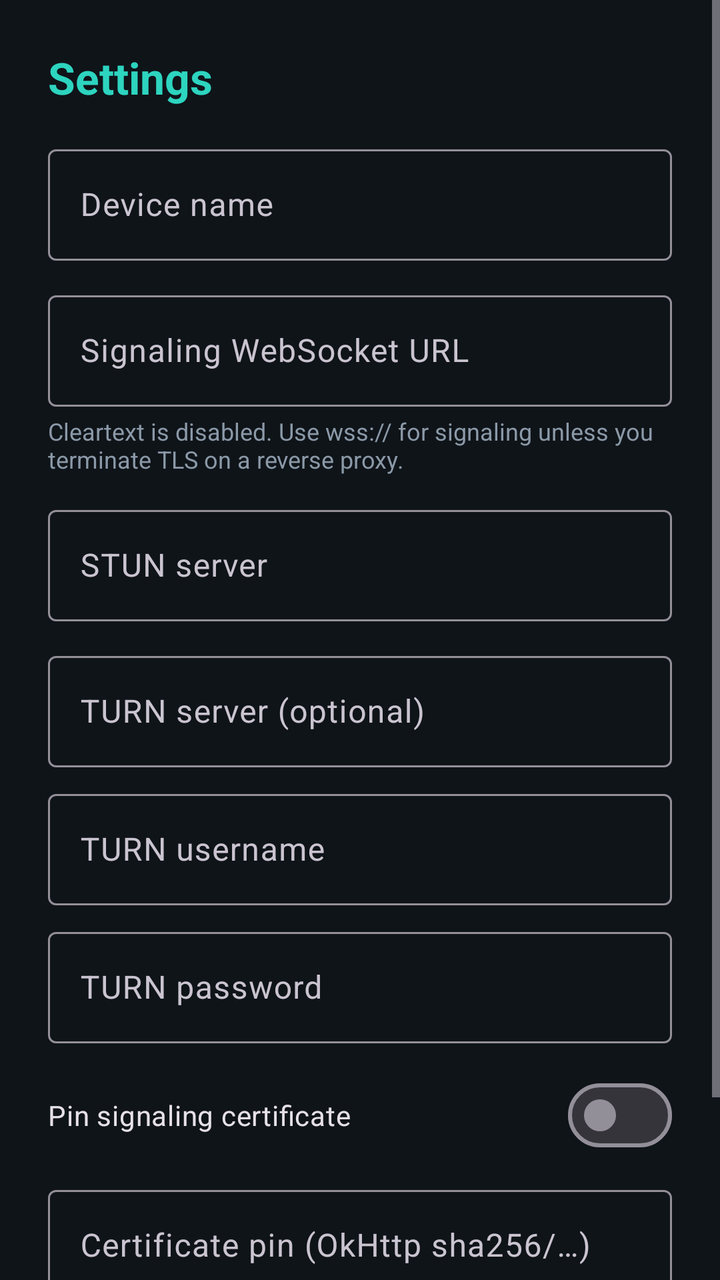
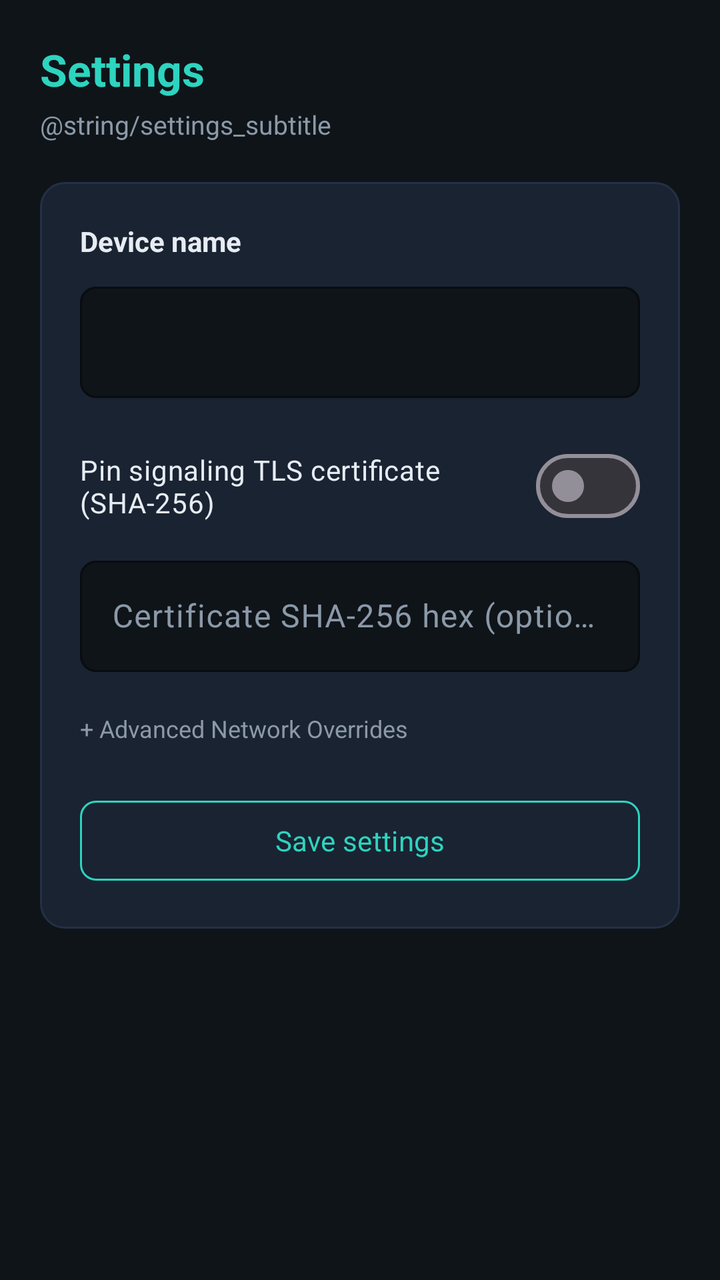

Before-and-after screenshots of an Android layout around one commit, followed by the original layout XML and the change that was made.
<!-- AndroidManifest.xml: application theme Theme.Darpan -->
<!-- res/layout/activity_settings.xml -->
<?xml version="1.0" encoding="utf-8"?>
<ScrollView xmlns:android="http://schemas.android.com/apk/res/android"
    xmlns:app="http://schemas.android.com/apk/res-auto"
    android:layout_width="match_parent"
    android:layout_height="match_parent"
    android:background="@color/darpan_bg"
    android:fillViewport="true">

    <LinearLayout
        android:layout_width="match_parent"
        android:layout_height="wrap_content"
        android:orientation="vertical"
        android:padding="24dp">

        <TextView
            android:layout_width="wrap_content"
            android:layout_height="wrap_content"
            android:text="@string/settings"
            android:textColor="@color/darpan_accent"
            android:textSize="22sp"
            android:textStyle="bold" />

        <com.google.android.material.textfield.TextInputLayout
            android:layout_width="match_parent"
            android:layout_height="wrap_content"
            android:layout_marginTop="16dp"
            android:hint="@string/device_name">

            <com.google.android.material.textfield.TextInputEditText
                android:id="@+id/inputDeviceName"
                android:layout_width="match_parent"
                android:layout_height="wrap_content"
                android:inputType="textPersonName" />
        </com.google.android.material.textfield.TextInputLayout>

        <com.google.android.material.textfield.TextInputLayout
            android:layout_width="match_parent"
            android:layout_height="wrap_content"
            android:layout_marginTop="12dp"
            android:hint="@string/signaling_url">

            <com.google.android.material.textfield.TextInputEditText
                android:id="@+id/inputSignalingUrl"
                android:layout_width="match_parent"
                android:layout_height="wrap_content"
                android:inputType="textUri" />
        </com.google.android.material.textfield.TextInputLayout>

        <TextView
            android:layout_width="match_parent"
            android:layout_height="wrap_content"
            android:layout_marginTop="4dp"
            android:text="@string/signaling_cleartext_hint"
            android:textColor="@color/darpan_muted"
            android:textSize="12sp" />

        <com.google.android.material.textfield.TextInputLayout
            android:layout_width="match_parent"
            android:layout_height="wrap_content"
            android:layout_marginTop="12dp"
            android:hint="@string/stun_server">

            <com.google.android.material.textfield.TextInputEditText
                android:id="@+id/inputStun"
                android:layout_width="match_parent"
                android:layout_height="wrap_content"
                android:inputType="textUri" />
        </com.google.android.material.textfield.TextInputLayout>

        <com.google.android.material.textfield.TextInputLayout
            android:layout_width="match_parent"
            android:layout_height="wrap_content"
            android:layout_marginTop="12dp"
            android:hint="@string/turn_server">

            <com.google.android.material.textfield.TextInputEditText
                android:id="@+id/inputTurn"
                android:layout_width="match_parent"
                android:layout_height="wrap_content"
                android:inputType="textUri" />
        </com.google.android.material.textfield.TextInputLayout>

        <com.google.android.material.textfield.TextInputLayout
            android:layout_width="match_parent"
            android:layout_height="wrap_content"
            android:layout_marginTop="8dp"
            android:hint="@string/turn_username">

            <com.google.android.material.textfield.TextInputEditText
                android:id="@+id/inputTurnUser"
                android:layout_width="match_parent"
                android:layout_height="wrap_content"
                android:inputType="text" />
        </com.google.android.material.textfield.TextInputLayout>

        <com.google.android.material.textfield.TextInputLayout
            android:layout_width="match_parent"
            android:layout_height="wrap_content"
            android:layout_marginTop="8dp"
            android:hint="@string/turn_password">

            <com.google.android.material.textfield.TextInputEditText
                android:id="@+id/inputTurnPass"
                android:layout_width="match_parent"
                android:layout_height="wrap_content"
                android:inputType="textPassword" />
        </com.google.android.material.textfield.TextInputLayout>

        <com.google.android.material.materialswitch.MaterialSwitch
            android:id="@+id/switchPin"
            android:layout_width="match_parent"
            android:layout_height="wrap_content"
            android:layout_marginTop="12dp"
            android:text="@string/signaling_pin_enable" />

        <com.google.android.material.textfield.TextInputLayout
            android:layout_width="match_parent"
            android:layout_height="wrap_content"
            android:layout_marginTop="8dp"
            android:hint="@string/signaling_pin_sha">

            <com.google.android.material.textfield.TextInputEditText
                android:id="@+id/inputPinSha"
                android:layout_width="match_parent"
                android:layout_height="wrap_content"
                android:inputType="text" />
        </com.google.android.material.textfield.TextInputLayout>

        <com.google.android.material.button.MaterialButton
            android:id="@+id/btnSave"
            android:layout_width="match_parent"
            android:layout_height="wrap_content"
            android:layout_marginTop="24dp"
            android:text="@string/save" />
    </LinearLayout>
</ScrollView>
<!-- resources referenced by this layout -->
<resources>
  <color name="darpan_accent">#2DD4BF</color>
  <color name="darpan_bg">#0F1419</color>
  <color name="darpan_muted">#8B99A8</color>
  <string name="device_name">Device name</string>
  <string name="save">Save</string>
  <string name="settings">Settings</string>
  <string name="signaling_cleartext_hint">Cleartext is disabled. Use wss:// for signaling unless you terminate TLS on a reverse proxy.</string>
  <string name="signaling_pin_enable">Pin signaling certificate</string>
  <string name="signaling_pin_sha">Certificate pin (OkHttp sha256/…)</string>
  <string name="signaling_url">Signaling WebSocket URL</string>
  <string name="stun_server">STUN server</string>
  <string name="turn_password">TURN password</string>
  <string name="turn_server">TURN server (optional)</string>
  <string name="turn_username">TURN username</string>
  <style name="Theme.Darpan" parent="Theme.Material3.Dark.NoActionBar">
          <item name="colorPrimary">@color/darpan_accent</item>
          <item name="colorOnPrimary">@color/darpan_bg</item>
          <item name="android:colorBackground">@color/darpan_bg</item>
          <item name="colorSurface">@color/darpan_surface</item>
          <item name="android:statusBarColor">@color/darpan_bg</item>
          <item name="android:navigationBarColor">@color/darpan_bg</item>
          <item name="android:windowLightStatusBar" tools:targetApi="m">false</item>
      </style>
  <color name="darpan_surface">#1A2332</color>
</resources>

<!-- the commit's change to res/layout/activity_settings.xml (unified diff, before → after) -->
@@ -10,7 +10,7 @@
         android:layout_width="match_parent"
         android:layout_height="wrap_content"
         android:orientation="vertical"
-        android:padding="24dp">
+        android:padding="20dp">
 
         <TextView
             android:layout_width="wrap_content"
@@ -20,117 +20,169 @@
             android:textSize="22sp"
             android:textStyle="bold" />
 
-        <com.google.android.material.textfield.TextInputLayout
+        <TextView
+            android:layout_width="wrap_content"
+            android:layout_height="wrap_content"
+            android:layout_marginTop="4dp"
+            android:text="@string/settings_subtitle"
+            android:textColor="@color/darpan_muted"
+            android:textSize="13sp" />
+
+        <LinearLayout
             android:layout_width="match_parent"
             android:layout_height="wrap_content"
-            android:layout_marginTop="16dp"
-            android:hint="@string/device_name">
+            android:layout_marginTop="20dp"
+            android:background="@drawable/bg_content_card"
+            android:orientation="vertical"
+            android:padding="20dp">
 
-            <com.google.android.material.textfield.TextInputEditText
-                android:id="@+id/inputDeviceName"
+            <TextView
+                android:layout_width="wrap_content"
+                android:layout_height="wrap_content"
+                android:text="@string/device_name"
+                android:textColor="@color/darpan_text"
+                android:textSize="14sp"
+                android:textStyle="bold" />
+
+            <com.google.android.material.textfield.TextInputLayout
+                style="@style/Widget.Darpan.TextInputLayout"
                 android:layout_width="match_parent"
                 android:layout_height="wrap_content"
-                android:inputType="textPersonName" />
-        </com.google.android.material.textfield.TextInputLayout>
+                android:layout_marginTop="8dp">
 
-        <com.google.android.material.textfield.TextInputLayout
-            android:layout_width="match_parent"
-            android:layout_height="wrap_content"
-            android:layout_marginTop="12dp"
-            android:hint="@string/signaling_url">
+                <com.google.android.material.textfield.TextInputEditText
+                    android:id="@+id/inputDeviceName"
+                    android:layout_width="match_parent"
+                    android:layout_height="wrap_content"
+                    android:inputType="textPersonName"
+                    android:textColor="@color/darpan_text" />
+            </com.google.android.material.textfield.TextInputLayout>
 
-            <com.google.android.material.textfield.TextInputEditText
-                android:id="@+id/inputSignalingUrl"
+            <com.google.android.material.materialswitch.MaterialSwitch
+                android:id="@+id/switchPin"
                 android:layout_width="match_parent"
                 android:layout_height="wrap_content"
-                android:inputType="textUri" />
-        </com.google.android.material.textfield.TextInputLayout>
+                android:layout_marginTop="20dp"
+                android:text="@string/signaling_pin_enable"
+                android:textColor="@color/darpan_text" />
 
-        <TextView
-            android:layout_width="match_parent"
-            android:layout_height="wrap_content"
-            android:layout_marginTop="4dp"
-            android:text="@string/signaling_cleartext_hint"
-            android:textColor="@color/darpan_muted"
-            android:textSize="12sp" />
-
-        <com.google.android.material.textfield.TextInputLayout
-            android:layout_width="match_parent"
-            android:layout_height="wrap_content"
-            android:layout_marginTop="12dp"
-            android:hint="@string/stun_server">
-
-            <com.google.android.material.textfield.TextInputEditText
-                android:id="@+id/inputStun"
+            <com.google.android.material.textfield.TextInputLayout
+                android:id="@+id/layoutPinSha"
+                style="@style/Widget.Darpan.TextInputLayout"
                 android:layout_width="match_parent"
                 android:layout_height="wrap_content"
-                android:inputType="textUri" />
-        </com.google.android.material.textfield.TextInputLayout>
+                android:layout_marginTop="8dp"
+                android:hint="@string/signaling_pin_sha">
 
-        <com.google.android.material.textfield.TextInputLayout
-            android:layout_width="match_parent"
-            android:layout_height="wrap_content"
-            android:layout_marginTop="12dp"
-            android:hint="@string/turn_server">
+                <com.google.android.material.textfield.TextInputEditText
+                    android:id="@+id/inputPinSha"
+                    android:layout_width="match_parent"
+                    android:layout_height="wrap_content"
+                    android:inputType="text"
+                    android:textColor="@color/darpan_text" />
+            </com.google.android.material.textfield.TextInputLayout>
 
-            <com.google.android.material.textfield.TextInputEditText
-                android:id="@+id/inputTurn"
+            
+            <TextView
+                android:id="@+id/textAdvancedToggle"
+                android:layout_width="wrap_content"
+                android:layout_height="wrap_content"
+                android:layout_marginTop="20dp"
+                android:text="+ Advanced Network Overrides"
+                android:textColor="@color/darpan_muted"
+                android:textSize="12sp" />
+
+            <LinearLayout
+                android:id="@+id/layoutAdvanced"
                 android:layout_width="match_parent"
                 android:layout_height="wrap_content"
-                android:inputType="textUri" />
-        </com.google.android.material.textfield.TextInputLayout>
+                android:layout_marginTop="8dp"
+                android:orientation="vertical"
+                android:visibility="gone">
 
-        <com.google.android.material.textfield.TextInputLayout
-            android:layout_width="match_parent"
-            android:layout_height="wrap_content"
-            android:layout_marginTop="8dp"
-            android:hint="@string/turn_username">
+                <com.google.android.material.textfield.TextInputLayout
+                    style="@style/Widget.Darpan.TextInputLayout"
+                    android:layout_width="match_parent"
+                    android:layout_height="wrap_content"
+                    android:layout_marginTop="8dp"
+                    android:hint="@string/signaling_url">
 
-            <com.google.android.material.textfield.TextInputEditText
-                android:id="@+id/inputTurnUser"
+                    <com.google.android.material.textfield.TextInputEditText
+                        android:id="@+id/inputSignalingUrl"
+                        android:layout_width="match_parent"
+                        android:layout_height="wrap_content"
+                        android:inputType="textUri"
+                        android:textColor="@color/darpan_text" />
+                </com.google.android.material.textfield.TextInputLayout>
+
+                <com.google.android.material.textfield.TextInputLayout
+                    style="@style/Widget.Darpan.TextInputLayout"
+                    android:layout_width="match_parent"
+                    android:layout_height="wrap_content"
+                    android:layout_marginTop="8dp"
+                    android:hint="@string/stun_server">
+
+                    <com.google.android.material.textfield.TextInputEditText
+                        android:id="@+id/inputStun"
+                        android:layout_width="match_parent"
+                        android:layout_height="wrap_content"
+                        android:inputType="textUri"
+                        android:textColor="@color/darpan_text" />
+                </com.google.android.material.textfield.TextInputLayout>
+
+                <com.google.android.material.textfield.TextInputLayout
+                    style="@style/Widget.Darpan.TextInputLayout"
+                    android:layout_width="match_parent"
+                    android:layout_height="wrap_content"
+                    android:layout_marginTop="8dp"
+                    android:hint="@string/turn_server">
+
+                    <com.google.android.material.textfield.TextInputEditText
+                        android:id="@+id/inputTurn"
+                        android:layout_width="match_parent"
+                        android:layout_height="wrap_content"
+                        android:inputType="textUri"
+                        android:textColor="@color/darpan_text" />
+                </com.google.android.material.textfield.TextInputLayout>
+
+                <com.google.android.material.textfield.TextInputLayout
+                    style="@style/Widget.Darpan.TextInputLayout"
+                    android:layout_width="match_parent"
+                    android:layout_height="wrap_content"
+                    android:layout_marginTop="8dp"
+                    android:hint="@string/turn_username">
+
+                    <com.google.android.material.textfield.TextInputEditText
+                        android:id="@+id/inputTurnUser"
+                        android:layout_width="match_parent"
+                        android:layout_height="wrap_content"
+                        android:inputType="text"
+                        android:textColor="@color/darpan_text" />
+                </com.google.android.material.textfield.TextInputLayout>
+
+                <com.google.android.material.textfield.TextInputLayout
+                    style="@style/Widget.Darpan.TextInputLayout"
+                    android:layout_width="match_parent"
+                    android:layout_height="wrap_content"
+                    android:layout_marginTop="8dp"
+                    android:hint="@string/turn_password">
+
+                    <com.google.android.material.textfield.TextInputEditText
+                        android:id="@+id/inputTurnPass"
+                        android:layout_width="match_parent"
+                        android:layout_height="wrap_content"
+                        android:inputType="textPassword"
+                        android:textColor="@color/darpan_text" />
+                </com.google.android.material.textfield.TextInputLayout>
+            </LinearLayout>
+
+            <com.google.android.material.button.MaterialButton
+                android:id="@+id/btnSave"
+                style="@style/Widget.Darpan.Button.Secondary"
                 android:layout_width="match_parent"
                 android:layout_height="wrap_content"
-                android:inputType="text" />
-        </com.google.android.material.textfield.TextInputLayout>
-
-        <com.google.android.material.textfield.TextInputLayout
-            android:layout_width="match_parent"
-            android:layout_height="wrap_content"
-            android:layout_marginTop="8dp"
-            android:hint="@string/turn_password">
-
-            <com.google.android.material.textfield.TextInputEditText
-                android:id="@+id/inputTurnPass"
-                android:layout_width="match_parent"
-                android:layout_height="wrap_content"
-                android:inputType="textPassword" />
-        </com.google.android.material.textfield.TextInputLayout>
-
-        <com.google.android.material.materialswitch.MaterialSwitch
-            android:id="@+id/switchPin"
-            android:layout_width="match_parent"
-            android:layout_height="wrap_content"
-            android:layout_marginTop="12dp"
-            android:text="@string/signaling_pin_enable" />
-
-        <com.google.android.material.textfield.TextInputLayout
-            android:layout_width="match_parent"
-            android:layout_height="wrap_content"
-            android:layout_marginTop="8dp"
-            android:hint="@string/signaling_pin_sha">
-
-            <com.google.android.material.textfield.TextInputEditText
-                android:id="@+id/inputPinSha"
-                android:layout_width="match_parent"
-                android:layout_height="wrap_content"
-                android:inputType="text" />
-        </com.google.android.material.textfield.TextInputLayout>
-
-        <com.google.android.material.button.MaterialButton
-            android:id="@+id/btnSave"
-            android:layout_width="match_parent"
-            android:layout_height="wrap_content"
-            android:layout_marginTop="24dp"
-            android:text="@string/save" />
+                android:layout_marginTop="24dp"
+                android:text="@string/save" />
+        </LinearLayout>
     </LinearLayout>
 </ScrollView>
<!-- resource entries referenced after the edit -->
@@ -3,26 +3,62 @@
   <color name="darpan_accent">#2DD4BF</color>
   <color name="darpan_bg">#0F1419</color>
   <color name="darpan_muted">#8B99A8</color>
+  <color name="darpan_text">#E7ECF3</color>
+  <!-- drawable bg_content_card (drawable) -->
+  <?xml version="1.0" encoding="utf-8"?>
+  <shape xmlns:android="http://schemas.android.com/apk/res/android"
+      android:shape="rectangle">
+      <solid android:color="@color/darpan_surface" />
+      <stroke
+          android:width="1dp"
+          android:color="@color/darpan_border" />
+      <corners android:radius="12dp" />
+  </shape>
   <string name="device_name">Device name</string>
-  <string name="save">Save</string>
+  <string name="save">Save settings</string>
   <string name="settings">Settings</string>
-  <string name="signaling_cleartext_hint">Cleartext is disabled. Use wss:// for signaling unless you terminate TLS on a reverse proxy.</string>
-  <string name="signaling_pin_enable">Pin signaling certificate</string>
-  <string name="signaling_pin_sha">Certificate pin (OkHttp sha256/…)</string>
+  <string name="signaling_pin_enable">Pin signaling TLS certificate (SHA-256)</string>
+  <string name="signaling_pin_sha">Certificate SHA-256 hex (optional)</string>
   <string name="signaling_url">Signaling WebSocket URL</string>
   <string name="stun_server">STUN server</string>
   <string name="turn_password">TURN password</string>
   <string name="turn_server">TURN server (optional)</string>
   <string name="turn_username">TURN username</string>
+  <style name="Widget.Darpan.Button.Secondary" parent="Widget.Material3.Button.OutlinedButton">
+          <item name="strokeColor">@color/darpan_accent</item>
+          <item name="strokeWidth">1dp</item>
+          <item name="android:textColor">@color/darpan_accent</item>
+          <item name="cornerRadius">8dp</item>
+          <item name="android:paddingTop">8dp</item>
+          <item name="android:paddingBottom">8dp</item>
+          <item name="android:paddingStart">16dp</item>
+          <item name="android:paddingEnd">16dp</item>
+      </style>
+  <style name="Widget.Darpan.TextInputLayout" parent="Widget.Material3.TextInputLayout.OutlinedBox">
+          <item name="boxStrokeColor">@color/darpan_border</item>
+          <item name="boxStrokeWidth">1dp</item>
+          <item name="boxStrokeWidthFocused">1.5dp</item>
+          <item name="boxCornerRadiusTopStart">8dp</item>
+          <item name="boxCornerRadiusTopEnd">8dp</item>
+          <item name="boxCornerRadiusBottomStart">8dp</item>
+          <item name="boxCornerRadiusBottomEnd">8dp</item>
+          <item name="boxBackgroundColor">@color/darpan_bg</item>
+          <item name="hintTextColor">@color/darpan_muted</item>
+          <item name="android:textColorHint">@color/darpan_muted</item>
+      </style>
   <style name="Theme.Darpan" parent="Theme.Material3.Dark.NoActionBar">
           <item name="colorPrimary">@color/darpan_accent</item>
           <item name="colorOnPrimary">@color/darpan_bg</item>
           <item name="android:colorBackground">@color/darpan_bg</item>
           <item name="colorSurface">@color/darpan_surface</item>
+          <item name="colorSurfaceContainer">@color/darpan_surface</item>
           <item name="android:statusBarColor">@color/darpan_bg</item>
-          <item name="android:navigationBarColor">@color/darpan_bg</item>
+          <item name="android:navigationBarColor">@color/darpan_nav_rail</item>
           <item name="android:windowLightStatusBar" tools:targetApi="m">false</item>
+          <item name="android:fontFamily">sans-serif</item>
       </style>
   <color name="darpan_surface">#1A2332</color>
+  <color name="darpan_border">#243044</color>
+  <color name="darpan_nav_rail">#141C26</color>
 </resources>
 
